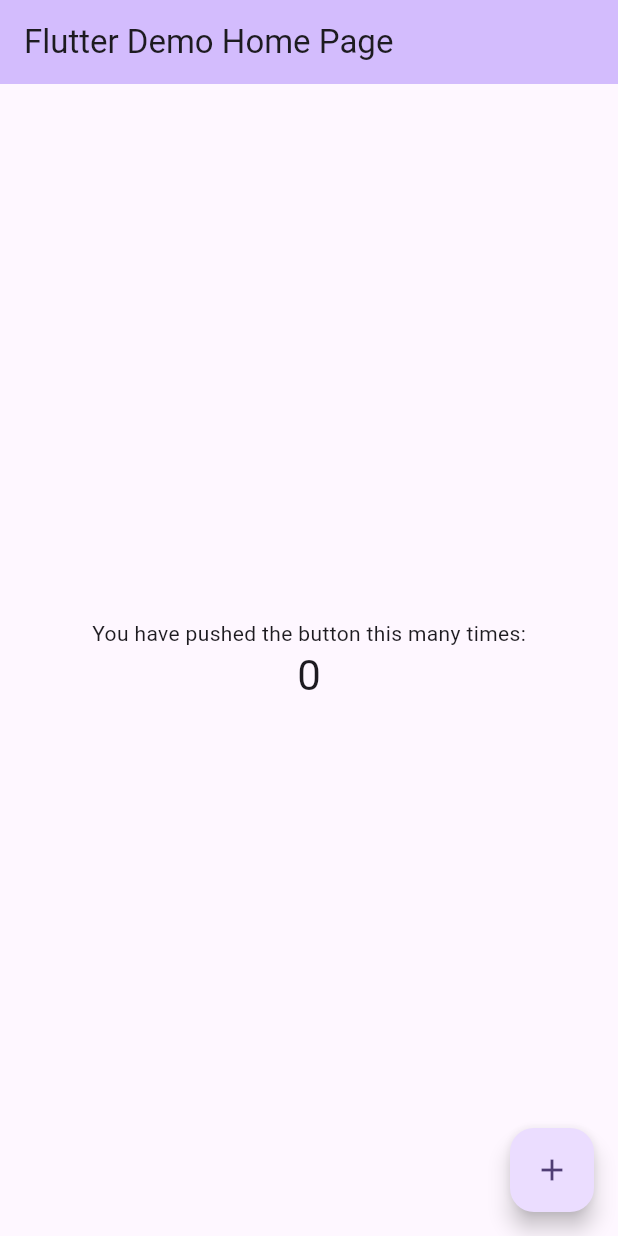
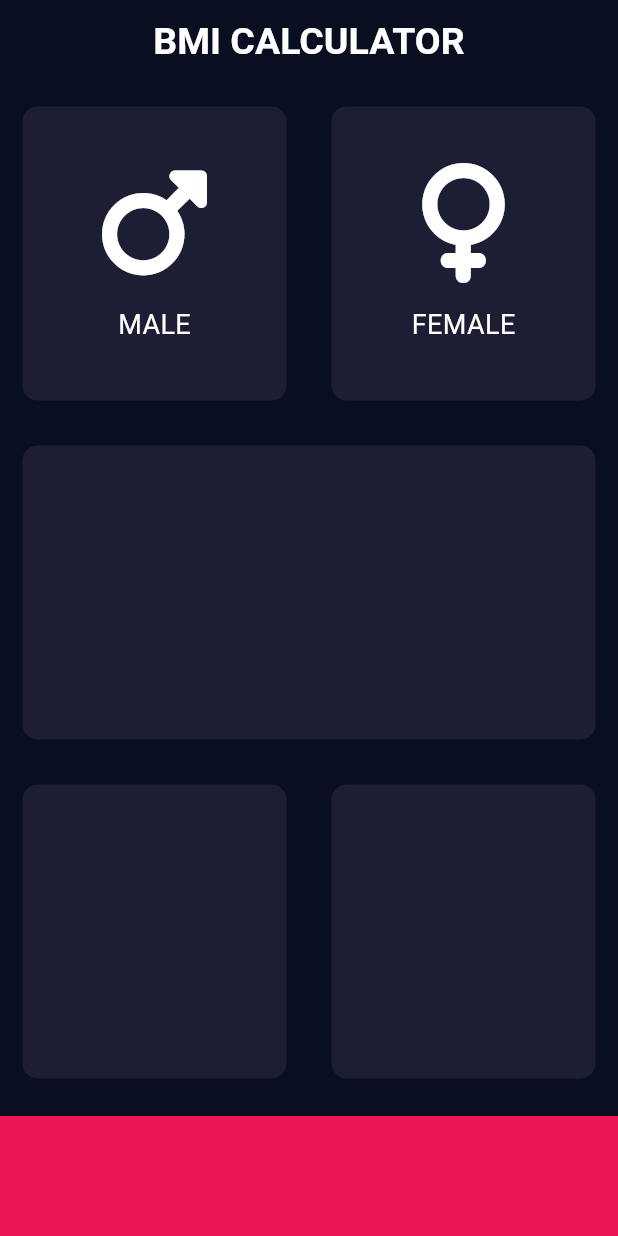
Before and after one commit to abdulrahman-nisar/Bmi-Calculator, a Flutter app: the screen it shows after launch, on a phone screen of 412 x 824 dp. Run offline on Flutter 3.47's test engine with Material 3 defaults, Android fonts, the phone set to English and light mode, and no system bars; our stand-ins replace font_awesome_flutter.

Commit message:
NEW FILES ADDED

```diff
--- /dev/null
+++ b/lib/Icon_Content.dart
@@ -0,0 +1,18 @@
+import 'package:flutter/material.dart';
+
+class IconContent extends StatelessWidget {
+  IconContent({required this.icon, required this.label});
+  final String label;
+  final IconData icon;
+  @override
+  Widget build(BuildContext context) {
+    return Column(
+      mainAxisAlignment: MainAxisAlignment.center,
+      children: [
+        Icon(icon, size: 80.0, color: Colors.white),
+        SizedBox(height: 15.0),
+        Text(label, style: TextStyle(fontSize: 18.0, color: Colors.white)),
+      ],
+    );
+  }
+}
--- /dev/null
+++ b/lib/Resuable_Card.dart
@@ -0,0 +1,18 @@
+import 'package:flutter/material.dart';
+
+class ReusableCard extends StatelessWidget {
+  ReusableCard({required this.colour, this.icon});
+  final Color colour;
+  final icon;
+  @override
+  Widget build(BuildContext context) {
+    return Container(
+      margin: EdgeInsets.all(15.0),
+      decoration: BoxDecoration(
+        color: colour,
+        borderRadius: BorderRadius.circular(10.0),
+      ),
+      child: icon,
+    );
+  }
+}
--- /dev/null
+++ b/lib/input_file.dart
@@ -0,0 +1,77 @@
+import 'package:flutter/material.dart';
+import 'package:font_awesome_flutter/font_awesome_flutter.dart';
+import 'Icon_Content.dart';
+import 'Resuable_Card.dart';
+
+const kActiveCardColour = Color(0xFF1D1E33);
+const kInactiveCardColour = Color(0xFF111328);
+const kBottomContainerHeight = 80.0;
+const kBottomContainerColour = Color(0xFFEB1555);
+
+class InputPage extends StatefulWidget {
+  @override
+  _InputPageState createState() => _InputPageState();
+}
+
+class _InputPageState extends State<InputPage> {
+  @override
+  Widget build(BuildContext context) {
+    return Scaffold(
+      appBar: AppBar(
+        centerTitle: true,
+        title: Text(
+          'BMI CALCULATOR',
+          style: TextStyle(
+            fontSize: 25.0,
+            fontWeight: FontWeight.bold,
+            color: Colors.white,
+          ),
+        ),
+        backgroundColor: Color(0xFF0A0E21),
+      ),
+      body: Column(
+        children: [
+          Expanded(
+            child: Row(
+              children: [
+                Expanded(
+                  child: ReusableCard(
+                    colour: kActiveCardColour,
+                    icon: IconContent(
+                      icon: FontAwesomeIcons.mars,
+                      label: "MALE",
+                    ),
+                  ),
+                ),
+                Expanded(
+                  child: ReusableCard(
+                    colour: kActiveCardColour,
+                    icon: IconContent(
+                      icon: FontAwesomeIcons.venus,
+                      label: "FEMALE",
+                    ),
+                  ),
+                ),
+              ],
+            ),
+          ),
+          Expanded(child: ReusableCard(colour: kActiveCardColour)),
+          Expanded(
+            child: Row(
+              children: [
+                Expanded(child: ReusableCard(colour: kActiveCardColour)),
+                Expanded(child: ReusableCard(colour: kActiveCardColour)),
+              ],
+            ),
+          ),
+          Container(
+            color: kBottomContainerColour,
+            margin: EdgeInsets.only(top: 10.0),
+            width: double.infinity,
+            height: kBottomContainerHeight,
+          ),
+        ],
+      ),
+    );
+  }
+}
--- a/lib/main.dart
+++ b/lib/main.dart
@@ -1,122 +1,17 @@
 import 'package:flutter/material.dart';
+import 'input_file.dart';
 
-void main() {
-  runApp(const MyApp());
-}
+void main() => runApp(BMICalculator());
 
-class MyApp extends StatelessWidget {
-  const MyApp({super.key});
-
-  // This widget is the root of your application.
+class BMICalculator extends StatelessWidget {
   @override
   Widget build(BuildContext context) {
     return MaterialApp(
-      title: 'Flutter Demo',
       theme: ThemeData(
-        // This is the theme of your application.
-        //
-        // TRY THIS: Try running your application with "flutter run". You'll see
-        // the application has a purple toolbar. Then, without quitting the app,
-        // try changing the seedColor in the colorScheme below to Colors.green
-        // and then invoke "hot reload" (save your changes or press the "hot
-        // reload" button in a Flutter-supported IDE, or press "r" if you used
-        // the command line to start the app).
-        //
-        // Notice that the counter didn't reset back to zero; the application
-        // state is not lost during the reload. To reset the state, use hot
-        // restart instead.
-        //
-        // This works for code too, not just values: Most code changes can be
-        // tested with just a hot reload.
-        colorScheme: ColorScheme.fromSeed(seedColor: Colors.deepPurple),
+        primaryColor: Color(0xFF0A0E21),
+        scaffoldBackgroundColor: Color(0xFF0A0E21),
       ),
-      home: const MyHomePage(title: 'Flutter Demo Home Page'),
+      home: InputPage(),
     );
   }
 }
-
-class MyHomePage extends StatefulWidget {
-  const MyHomePage({super.key, required this.title});
-
-  // This widget is the home page of your application. It is stateful, meaning
-  // that it has a State object (defined below) that contains fields that affect
-  // how it looks.
-
-  // This class is the configuration for the state. It holds the values (in this
-  // case the title) provided by the parent (in this case the App widget) and
-  // used by the build method of the State. Fields in a Widget subclass are
-  // always marked "final".
-
-  final String title;
-
-  @override
-  State<MyHomePage> createState() => _MyHomePageState();
-}
-
-class _MyHomePageState extends State<MyHomePage> {
-  int _counter = 0;
-
-  void _incrementCounter() {
-    setState(() {
-      // This call to setState tells the Flutter framework that something has
-      // changed in this State, which causes it to rerun the build method below
-      // so that the display can reflect the updated values. If we changed
-      // _counter without calling setState(), then the build method would not be
-      // called again, and so nothing would appear to happen.
-      _counter++;
-    });
-  }
-
-  @override
-  Widget build(BuildContext context) {
-    // This method is rerun every time setState is called, for instance as done
-    // by the _incrementCounter method above.
-    //
-    // The Flutter framework has been optimized to make rerunning build methods
-    // fast, so that you can just rebuild anything that needs updating rather
-    // than having to individually change instances of widgets.
-    return Scaffold(
-      appBar: AppBar(
-        // TRY THIS: Try changing the color here to a specific color (to
-        // Colors.amber, perhaps?) and trigger a hot reload to see the AppBar
-        // change color while the other colors stay the same.
-        backgroundColor: Theme.of(context).colorScheme.inversePrimary,
-        // Here we take the value from the MyHomePage object that was created by
-        // the App.build method, and use it to set our appbar title.
-        title: Text(widget.title),
-      ),
-      body: Center(
-        // Center is a layout widget. It takes a single child and positions it
-        // in the middle of the parent.
-        child: Column(
-          // Column is also a layout widget. It takes a list of children and
-          // arranges them vertically. By default, it sizes itself to fit its
-          // children horizontally, and tries to be as tall as its parent.
-          //
-          // Column has various properties to control how it sizes itself and
-          // how it positions its children. Here we use mainAxisAlignment to
-          // center the children vertically; the main axis here is the vertical
-          // axis because Columns are vertical (the cross axis would be
-          // horizontal).
-          //
-          // TRY THIS: Invoke "debug painting" (choose the "Toggle Debug Paint"
-          // action in the IDE, or press "p" in the console), to see the
-          // wireframe for each widget.
-          mainAxisAlignment: MainAxisAlignment.center,
-          children: <Widget>[
-            const Text('You have pushed the button this many times:'),
-            Text(
-              '$_counter',
-              style: Theme.of(context).textTheme.headlineMedium,
-            ),
-          ],
-        ),
-      ),
-      floatingActionButton: FloatingActionButton(
-        onPressed: _incrementCounter,
-        tooltip: 'Increment',
-        child: const Icon(Icons.add),
-      ), // This trailing comma makes auto-formatting nicer for build methods.
-    );
-  }
-}
--- a/pubspec.yaml
+++ b/pubspec.yaml
@@ -30,6 +30,7 @@ environment:
 dependencies:
   flutter:
     sdk: flutter
+  font_awesome_flutter: ^10.8.0
 
   # The following adds the Cupertino Icons font to your application.
   # Use with the CupertinoIcons class for iOS style icons.
```
Also changed, not shown: pubspec.lock.
